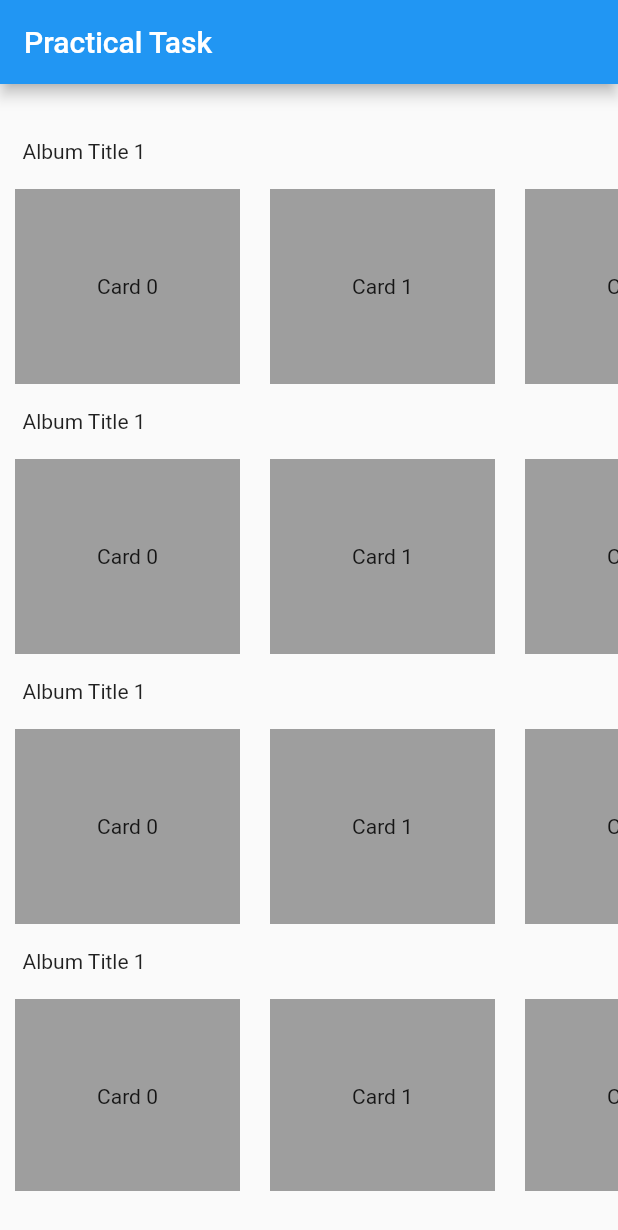
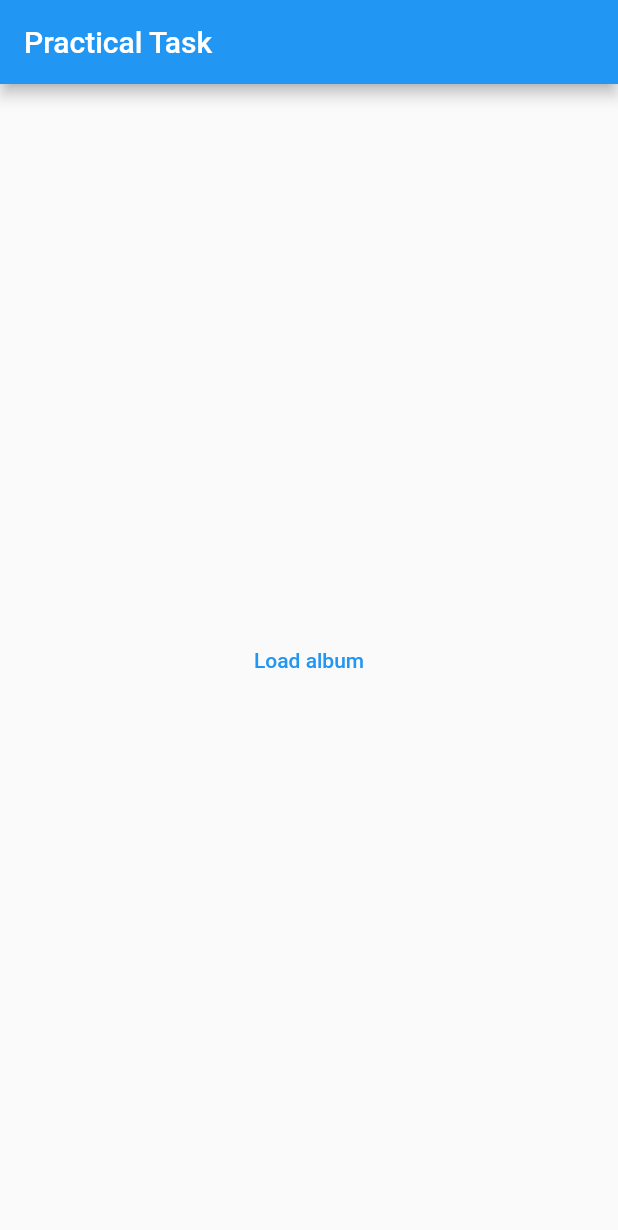
Before and after one commit to Iwelomen/Practical-Task, a Flutter app: the screen it shows after launch, on a phone screen of 412 x 824 dp. Shown: the top 1230 px of the screen. Run offline on Flutter 3.47's test engine with Material 2 defaults, Android fonts, the phone set to English and light mode, and no system bars; our stand-ins replace carousel_slider, extended_image, flutter_bloc, hive, hive_flutter; accounts and stored records are empty; generated files the repository leaves out were written again.

```diff
--- /dev/null
+++ b/lib/Bloc/post_event.dart
@@ -0,0 +1,10 @@
+
+
+import 'package:flutter/cupertino.dart';
+
+@immutable
+abstract class PostEvent {}
+
+class LoadEvent extends PostEvent {}
+
+class PullToRefreshEvent extends PostEvent {}
--- /dev/null
+++ b/lib/Bloc/post_state.dart
@@ -0,0 +1,27 @@
+import 'package:flutter/cupertino.dart';
+import 'package:photo_album/model/post.dart';
+
+@immutable
+abstract class PostState {}
+
+class PostInitial extends PostState {}
+
+class LoadingState extends PostState {}
+
+class LoadedState extends PostState {
+  List<Post> posts;
+  List<Post> getAlbumId;
+  List<int> uniqueList;
+
+  LoadedState({
+    this.uniqueList,
+    this.getAlbumId,
+    this.posts,
+  });
+}
+
+class ErrorState extends PostState {
+  String error;
+
+  ErrorState({this.error});
+}
--- /dev/null
+++ b/lib/Constant/strings.dart
@@ -0,0 +1,3 @@
+
+
+const String albumTitle = "Album Title";
--- /dev/null
+++ b/lib/Screens/album_screen.dart
@@ -0,0 +1,28 @@
+import 'package:flutter/material.dart';
+import 'package:photo_album/Screens/photo_album.dart';
+
+class HomeScreen extends StatelessWidget {
+  @override
+  Widget build(BuildContext context) {
+    return Scaffold(
+      appBar: AppBar(
+        title: const Text('Practical Task'),
+      ),
+      body: Container(
+        child: TextButton(
+          onPressed: () {
+            Navigator.push(
+              context,
+              MaterialPageRoute(
+                builder: (context) => PhotoAlbum(),
+              ),
+            );
+          },
+          child: Center(
+            child: Text("Load album"),
+          ),
+        ),
+      ),
+    );
+  }
+}
--- a/lib/home_screen.dart
+++ /dev/null
@@ -1,77 +0,0 @@
-import 'package:flutter/cupertino.dart';
-import 'package:flutter/material.dart';
-
-class HomeScreen extends StatelessWidget {
-  @override
-  Widget build(BuildContext context) {
-    return Scaffold(
-      appBar: AppBar(
-        title: const Text('Practical Task'),
-      ),
-      body: Container(
-        child: Padding(
-          padding: const EdgeInsets.symmetric(vertical: 30.0),
-          child: ListView.builder(
-            itemCount: 6,
-            itemBuilder: (context, index) {
-              return Column(
-                crossAxisAlignment: CrossAxisAlignment.start,
-                children: [
-                  SizedBox(
-                    height: 30,
-                    child: Row(
-                      children: [
-                        SizedBox(width: 15,),
-                        Text('Album Title 1'),
-                      ],
-                    ),
-                  ),
-                  SizedBox(
-                    height: 150,
-                    child: ListView.builder(
-                      scrollDirection: Axis.horizontal,
-                      itemCount: 10,
-                      itemBuilder: (context, index) => Container(
-                        color: Colors.grey,
-                        height: 150,
-                        width: 150,
-                        margin: EdgeInsets.all(10),
-                        child: Center(
-                          child: Text('Card $index'),
-                        ),
-                      ),
-                    ),
-                  ),
-
-                  // Row(
-                  //   children: [
-                  //     SizedBox(width: 15,),
-                  //     Text('Album Title 1'),
-                  //   ],
-                  // ),
-                  // SizedBox(
-                  //   height: 150,
-                  //   child: ListView.builder(
-                  //     scrollDirection: Axis.horizontal,
-                  //     itemCount: 10,
-                  //     itemBuilder: (context, index) => Container(
-                  //       color: Colors.grey,
-                  //       height: 150,
-                  //       width: 150,
-                  //       margin: EdgeInsets.all(10),
-                  //       child: Center(
-                  //         child: Text('Card $index'),
-                  //       ),
-                  //     ),
-                  //   ),
-                  // )
-                ],
-              );
-            },
-
-          ),
-        ),
-      ),
-    );
-  }
-}
--- /dev/null
+++ b/lib/model/post.dart
@@ -0,0 +1,58 @@
+
+class Post {
+  final int albumId;
+  final int id;
+  final String title;
+  final String thumbnailUrl;
+  final String url;
+
+  Post({
+    this.albumId,
+    this.id,
+    this.title,
+    this.thumbnailUrl,
+    this.url
+  });
+
+  factory Post.fromJson(Map<String, dynamic> json) {
+    return Post(
+      albumId: json['albumId'],
+      id: json['id'],
+      title: json['title'],
+      thumbnailUrl: json['thumbnailUrl'],
+      url: json['url']
+    );
+  }
+}
+
+// class Post {
+//   int albumID;
+//   List<PostItems> images;
+//
+//   Post({
+//      this.albumID,
+//      this.images,
+//   });
+//
+//   factory Post.fromJson(Map<String, dynamic> json) {
+//     return Post(
+//         List<PlaceItems>.fromJson(json["thubnailUrl"].map((x) => x))
+//     )
+//
+//   }
+//
+// }
+//
+// class PostItems {
+//   String thumbnailUrl;
+//
+//   PostItems({
+//      this.thumbnailUrl
+//   });
+//
+//   factory PostItems.fromJson(Map<String, dynamic> json) {
+//     return PostItems(
+//         thumbnailUrl: json['thumbnailUrl']
+//     );
+//   }
+// }
```
Also changed, not shown: lib/Bloc/post_bloc.dart (added, +31 -0 lines), lib/Repository/data_service.dart (added, +58 -0 lines), lib/Screens/photo_album.dart (added, +91 -0 lines), lib/Widget/horizontal_list.dart (added, +84 -0 lines), lib/main.dart (+76 -6 lines), lib/model/photo_hive.dart (added, +15 -0 lines), pubspec.yaml (+13 -27 lines), lib/model/photo_hive.g.dart (added), pubspec.lock, 6 other files.
